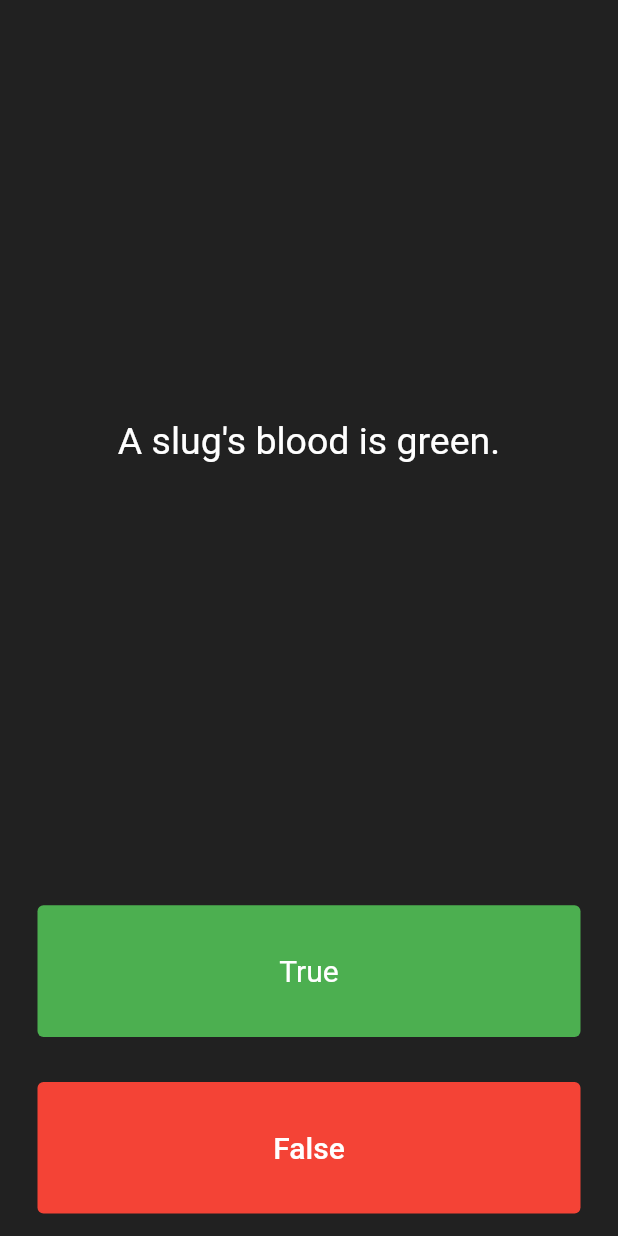
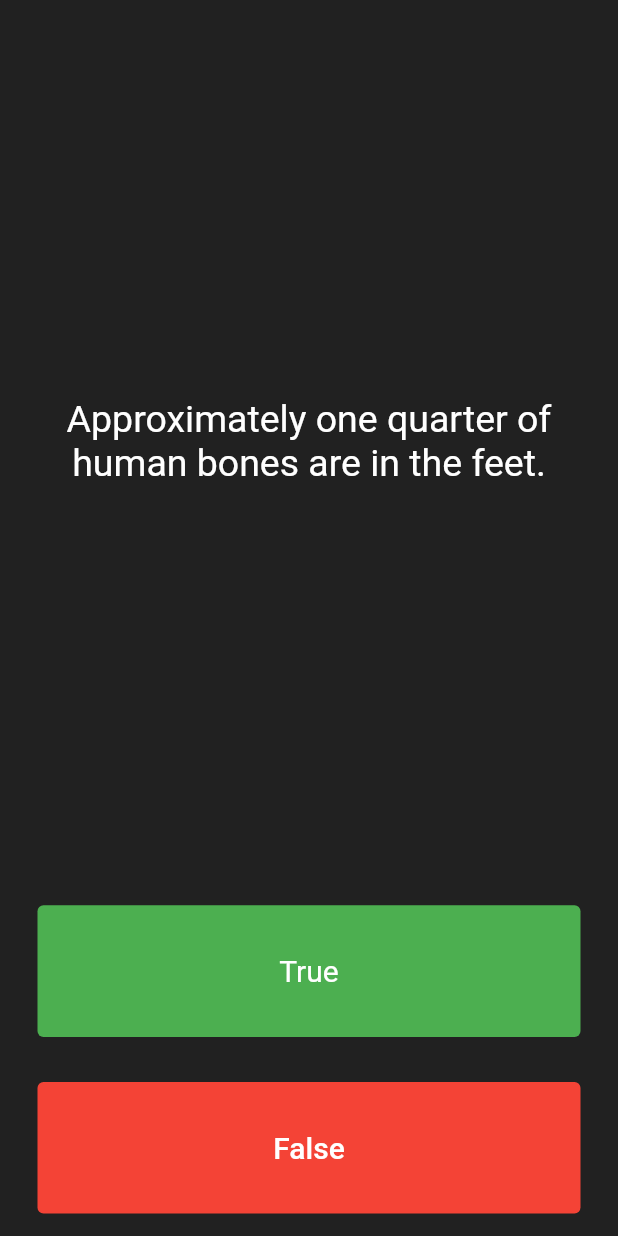
Before and after one commit to syfulsharif/quizzler23, a Flutter app: the screen it shows after launch, after a tap on "True", after a tap on "False", on a phone screen of 412 x 824 dp. Run offline on Flutter 3.47's test engine with Material 2 defaults, Android fonts, the phone set to English and light mode, and no system bars.

Commit message:
Quiz Brain updated and RangeError solved

```diff
--- a/lib/main.dart
+++ b/lib/main.dart
@@ -1,6 +1,7 @@
 import 'package:flutter/material.dart';
-import 'question.dart';
+import 'quiz_brain.dart';
 
+QuizBrain quizBrain = QuizBrain();
 void main() => runApp(Quizzler());
 
 class Quizzler extends StatelessWidget {
@@ -30,15 +31,9 @@ class QuizPage extends StatefulWidget {
 class _QuizPageState extends State<QuizPage> {
   List<Widget> scoreKeeper = [];
 
-  List<Question> questionBank = [
-    Question(q: 'You can lead a cow down stairs but not up stairs.', a: false),
-    Question(
-        q: 'Approximately one quarter of human bones are in the feet.',
-        a: true),
-    Question(q: 'A slug\'s blood is green.', a: true),
-  ];
 
-  int questionNumber = 0;
+
+
 
   @override
   Widget build(BuildContext context) {
@@ -52,7 +47,7 @@ class _QuizPageState extends State<QuizPage> {
             padding: EdgeInsets.all(10.0),
             child: Center(
               child: Text(
-                questionBank[questionNumber].questionText,
+                quizBrain.getQuestionText(),
                 textAlign: TextAlign.center,
                 style: TextStyle(
                   fontSize: 25.0,
@@ -80,14 +75,14 @@ class _QuizPageState extends State<QuizPage> {
               ),
               onPressed: () {
                 //The user picked true
-                bool correctAnswer = questionBank[questionNumber].questionAnswer;
+                bool correctAnswer = quizBrain.getQuestionAnswer();
                 if (correctAnswer == true) {
                   print('User got it right');
                 } else {
                   print('User got it wrong!');
                 }
                 setState(() {
-                  questionNumber += 1;
+                  quizBrain.nextQuestion();
                 });
               },
             ),
@@ -109,14 +104,14 @@ class _QuizPageState extends State<QuizPage> {
               ),
               onPressed: () {
                 //The user picked false.
-                bool correctAnswer = questionBank[questionNumber].questionAnswer;
+                bool correctAnswer = quizBrain.getQuestionAnswer();
                 if (correctAnswer == false) {
                   print('User got it right');
                 } else {
                   print('User got it wrong!');
                 }
                 setState(() {
-                  questionNumber++;
+                  quizBrain.nextQuestion();
                 });
               },
             ),
--- a/lib/question.dart
+++ b/lib/question.dart
@@ -2,7 +2,7 @@ class Question {
   String questionText = '';
   bool questionAnswer = false;
 
-  Question({required String q, required bool a}) {
+  Question(String q , bool a ) {
     questionText = q;
     questionAnswer = a;
   }
--- /dev/null
+++ b/lib/quiz_brain.dart
@@ -0,0 +1,45 @@
+import 'question.dart';
+class QuizBrain {
+  int _questionNumber = 0;
+  final List<Question> _questionBank = [
+    Question('Some cats are actually allergic to humans', true),
+    Question('You can lead a cow down stairs but not up stairs.', false),
+    Question('Approximately one quarter of human bones are in the feet.', true),
+    Question('A slug\'s blood is green.', true),
+    Question('Buzz Aldrin\'s mother\'s maiden name was \"Moon\".', true),
+    Question('It is illegal to pee in the Ocean in Portugal.', true),
+    Question(
+        'No piece of square dry paper can be folded in half more than 7 times.',
+        false),
+    Question(
+        'In London, UK, if you happen to die in the House of Parliament, you are technically entitled to a state funeral, because the building is considered too sacred a place.',
+        true),
+    Question(
+        'The loudest sound produced by any animal is 188 decibels. That animal is the African Elephant.',
+        false),
+    Question(
+        'The total surface area of two human lungs is approximately 70 square metres.',
+        true),
+    Question('Google was originally called \"Backrub\".', true),
+    Question(
+        'Chocolate affects a dog\'s heart and nervous system; a few ounces are enough to kill a small dog.',
+        true),
+    Question(
+        'In West Virginia, USA, if you accidentally hit an animal with your car, you are free to take it home to eat.',
+        true),
+  ];
+
+  void nextQuestion() {
+    if (_questionNumber < _questionBank.length - 1) {
+      _questionNumber++;
+    }
+  }
+
+  String getQuestionText() {
+    return _questionBank[_questionNumber].questionText;
+  }
+
+  bool getQuestionAnswer() {
+    return _questionBank[_questionNumber].questionAnswer;
+  }
+}
```
